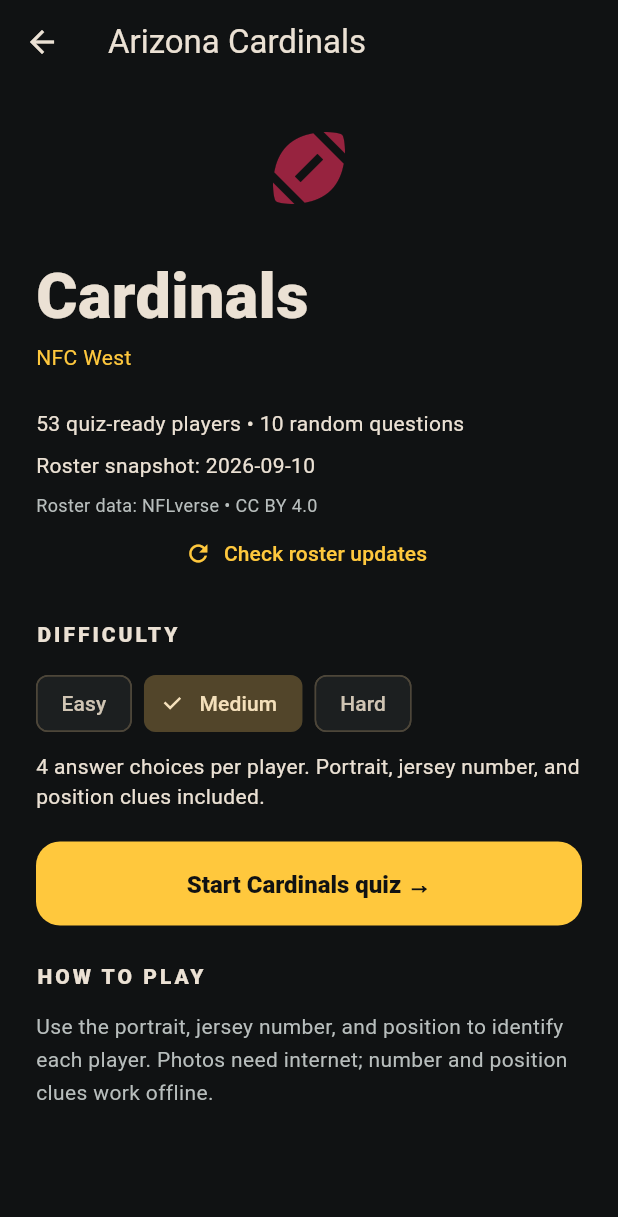
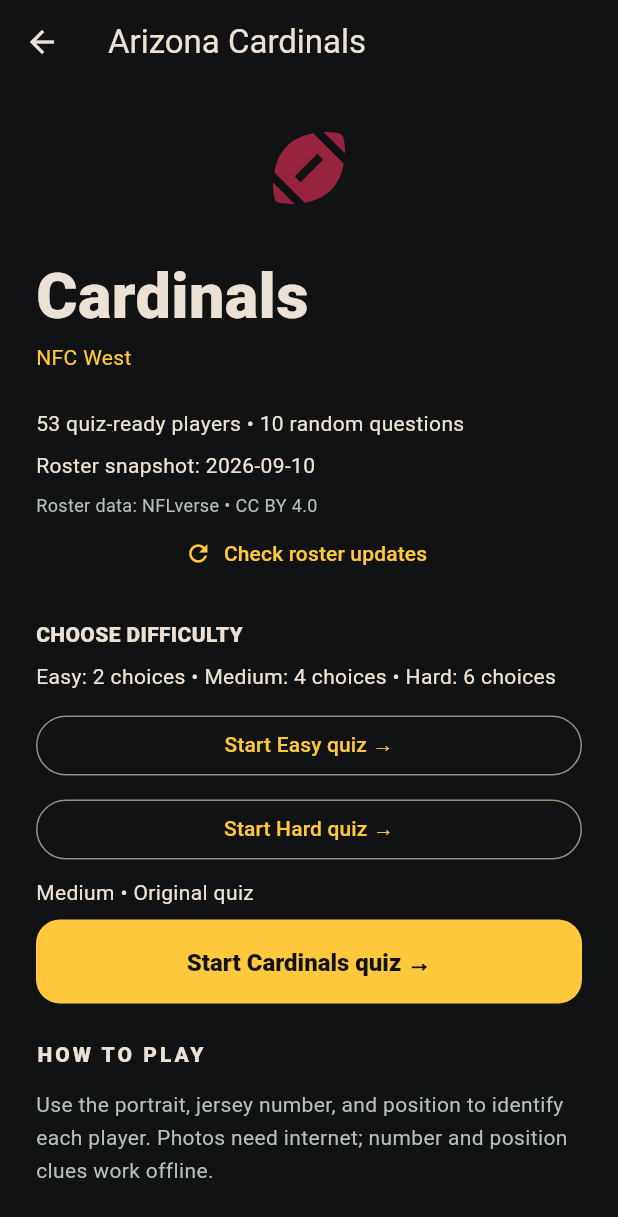
Before and after one commit to jdugan415/do-you-know-ball, a Flutter app: the screen it shows after launch, after a tap on "AFC", after a tap on "NFC", after a tap on "ARI", on a phone screen of 412 x 824 dp. Shown: the top 1217 px of the screen. Run offline on Flutter 3.47's test engine with Material 3 defaults, Android fonts, the phone set to English and light mode, and no system bars.

Commit message:
Preserve all original lines with additive difficulty modes

```diff
--- a/lib/features/quiz/quiz_screen.dart
+++ b/lib/features/quiz/quiz_screen.dart
@@ -7,22 +7,14 @@
 import 'results_screen.dart';
 
 class QuizScreen extends StatefulWidget {
-  const QuizScreen({
-    super.key,
-    required this.roster,
-    this.difficulty = QuizDifficulty.medium,
-  });
+  const QuizScreen({super.key, required this.roster});
   final Roster roster;
-  final QuizDifficulty difficulty;
   @override
   State<QuizScreen> createState() => _QuizScreenState();
 }
 
 class _QuizScreenState extends State<QuizScreen> {
-  late final QuizSession session = QuizSession(
-    widget.roster,
-    difficulty: widget.difficulty,
-  );
+  late final QuizSession session = QuizSession(widget.roster);
   bool _leaving = false;
   bool _dialogOpen = false;
 
@@ -96,8 +88,8 @@
                       Text('${session.score} correct'),
                     ],
                   ),
+                  const SizedBox(height: 12),
                   Text('${session.difficulty.label} difficulty'),
-                  const SizedBox(height: 12),
                   LinearProgressIndicator(
                     value: (session.index + 1) / 10,
                     minHeight: 5,
@@ -275,3 +267,27 @@
     );
   }
 }
+
+/// Additional modes reuse the original quiz UI and answer flow.
+class DifficultyQuizScreen extends QuizScreen {
+  const DifficultyQuizScreen({
+    super.key,
+    required super.roster,
+    required this.difficulty,
+  });
+
+  final QuizDifficulty difficulty;
+
+  @override
+  State<QuizScreen> createState() => _DifficultyQuizScreenState();
+}
+
+class _DifficultyQuizScreenState extends _QuizScreenState {
+  @override
+  QuizSession get session => _difficultySession;
+
+  late final QuizSession _difficultySession = QuizSession.withDifficulty(
+    widget.roster,
+    difficulty: (widget as DifficultyQuizScreen).difficulty,
+  );
+}
--- a/lib/features/teams/team_detail_screen.dart
+++ b/lib/features/teams/team_detail_screen.dart
@@ -21,7 +21,6 @@
 class _TeamDetailScreenState extends State<TeamDetailScreen> {
   late Future<Roster> _roster;
   bool _refreshing = false;
-  QuizDifficulty _difficulty = QuizDifficulty.medium;
   @override
   void initState() {
     super.initState();
@@ -128,36 +127,38 @@
                   ),
                   const SizedBox(height: 20),
                   const Text(
-                    'DIFFICULTY',
-                    style: TextStyle(
-                      fontWeight: FontWeight.w800,
-                      letterSpacing: 2,
-                    ),
+                    'CHOOSE DIFFICULTY',
+                    style: TextStyle(fontWeight: FontWeight.w800),
+                  ),
+                  const SizedBox(height: 8),
+                  const Text(
+                    'Easy: 2 choices • Medium: 4 choices • Hard: 6 choices',
                   ),
                   const SizedBox(height: 12),
-                  Wrap(
-                    spacing: 8,
-                    runSpacing: 8,
-                    children: [
-                      for (final difficulty in QuizDifficulty.values)
-                        ChoiceChip(
-                          label: Text(difficulty.label),
-                          selected: _difficulty == difficulty,
-                          onSelected: (_) =>
-                              setState(() => _difficulty = difficulty),
+                  for (final difficulty in [
+                    QuizDifficulty.easy,
+                    QuizDifficulty.hard,
+                  ])
+                    Padding(
+                      padding: const EdgeInsets.only(bottom: 8),
+                      child: OutlinedButton(
+                        onPressed: () => Navigator.of(context).push(
+                          MaterialPageRoute<void>(
+                            builder: (_) => DifficultyQuizScreen(
+                              roster: roster,
+                              difficulty: difficulty,
+                            ),
+                          ),
                         ),
-                    ],
-                  ),
+                        child: Text('Start ${difficulty.label} quiz →'),
+                      ),
+                    ),
+                  const Text('Medium • Original quiz'),
                   const SizedBox(height: 8),
-                  Text(
-                    '${_difficulty.optionCount} answer choices per player. Portrait, jersey number, and position clues included.',
-                  ),
-                  const SizedBox(height: 20),
                   FilledButton(
                     onPressed: () => Navigator.of(context).push(
                       MaterialPageRoute<void>(
-                        builder: (_) =>
-                            QuizScreen(roster: roster, difficulty: _difficulty),
+                        builder: (_) => QuizScreen(roster: roster),
                       ),
                     ),
                     child: Text('Start ${widget.team.nickname} quiz →'),
```
Also changed, not shown: lib/features/quiz/quiz_session.dart (+20 -3 lines), lib/features/quiz/results_screen.dart (+23 -5 lines), 5 other files.
